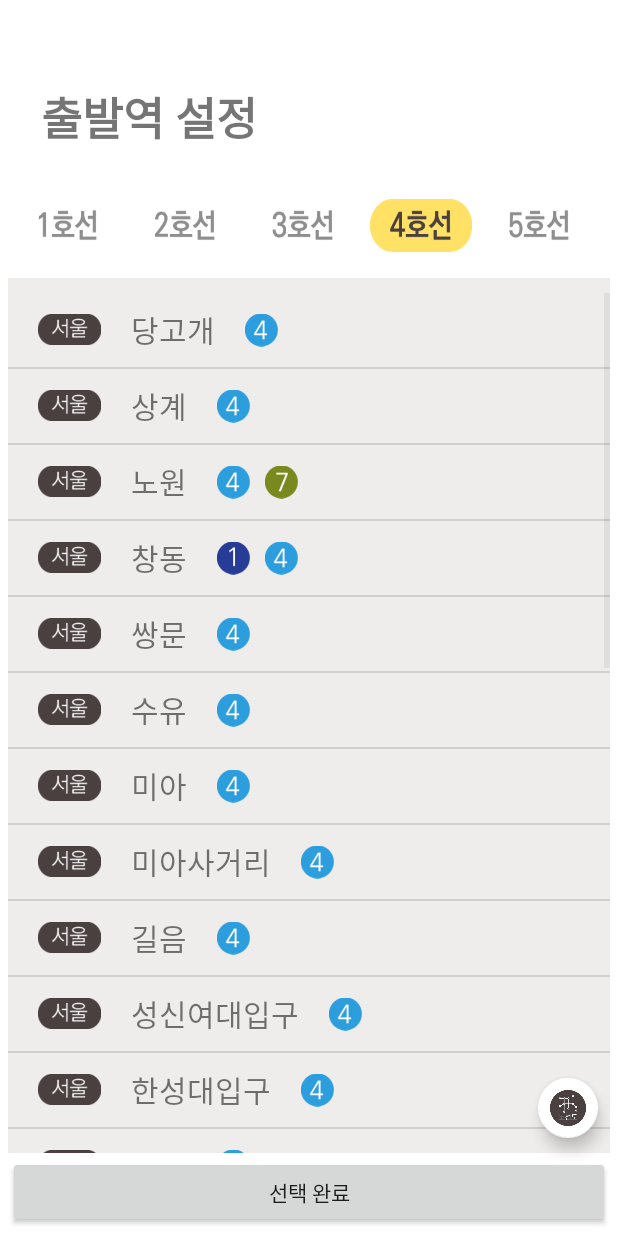
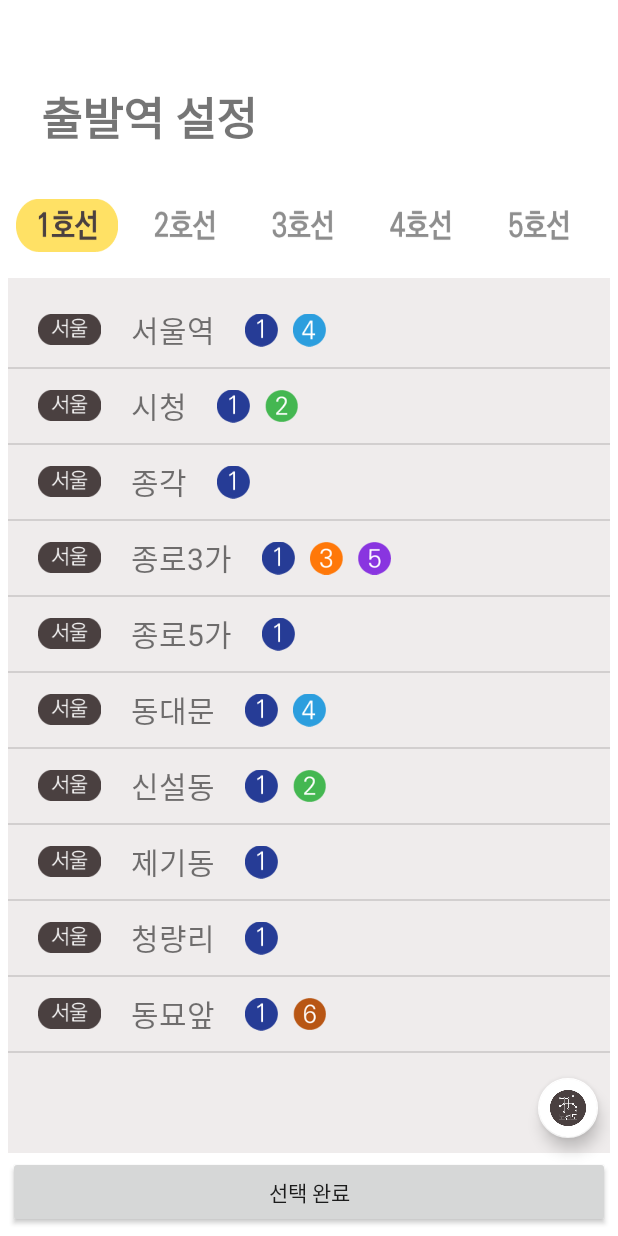
Before and after one commit to EunHuiChoi/HoneyWay0710, an Android app: the Select2Activity screen opened directly, with no data from a screen before it, on a phone screen of 412 x 824 dp. Run offline under Robolectric (Android 15) with nearby library versions, the phone set to English and light mode, and no system bars.

Commit message:
리스트 디폴트 1호선으로 바꿈

```diff
--- a/app/src/main/java/com/example/user/swu/likelion/Select2Activity.java
+++ b/app/src/main/java/com/example/user/swu/likelion/Select2Activity.java
@@ -1863,11 +1863,11 @@ public class Select2Activity extends AppCompatActivity {
         stationList8.add(s8_16);
         stationList8.add(s8_17);
 
-        //디폴트로 4호선 리스트 나오게
-        lstStation4.setVisibility(View.VISIBLE);
-        btnS4.setBackgroundResource(R.drawable.list_line4_selected);
-        Station2Adapter station2Adapter = new Station2Adapter(Select2Activity.this, stationList4);//Adapter를 생성한다.
-        lstStation4.setAdapter(station2Adapter);//Adapter를 ListView에 부착시킨다.
+        //디폴트로 1호선 리스트 나오게
+        lstStation1.setVisibility(View.VISIBLE);
+        btnS1.setBackgroundResource(R.drawable.list_line1_selected);
+        Station2Adapter station2Adapter = new Station2Adapter(Select2Activity.this, stationList1);//Adapter를 생성한다.
+        lstStation1.setAdapter(station2Adapter);//Adapter를 ListView에 부착시킨다.
 
         //버튼 이벤트
         btnS1.setOnClickListener(new View.OnClickListener() {
```
Also changed, not shown: app/src/main/java/com/example/user/swu/likelion/SelectActivity.java (+5 -5 lines).
